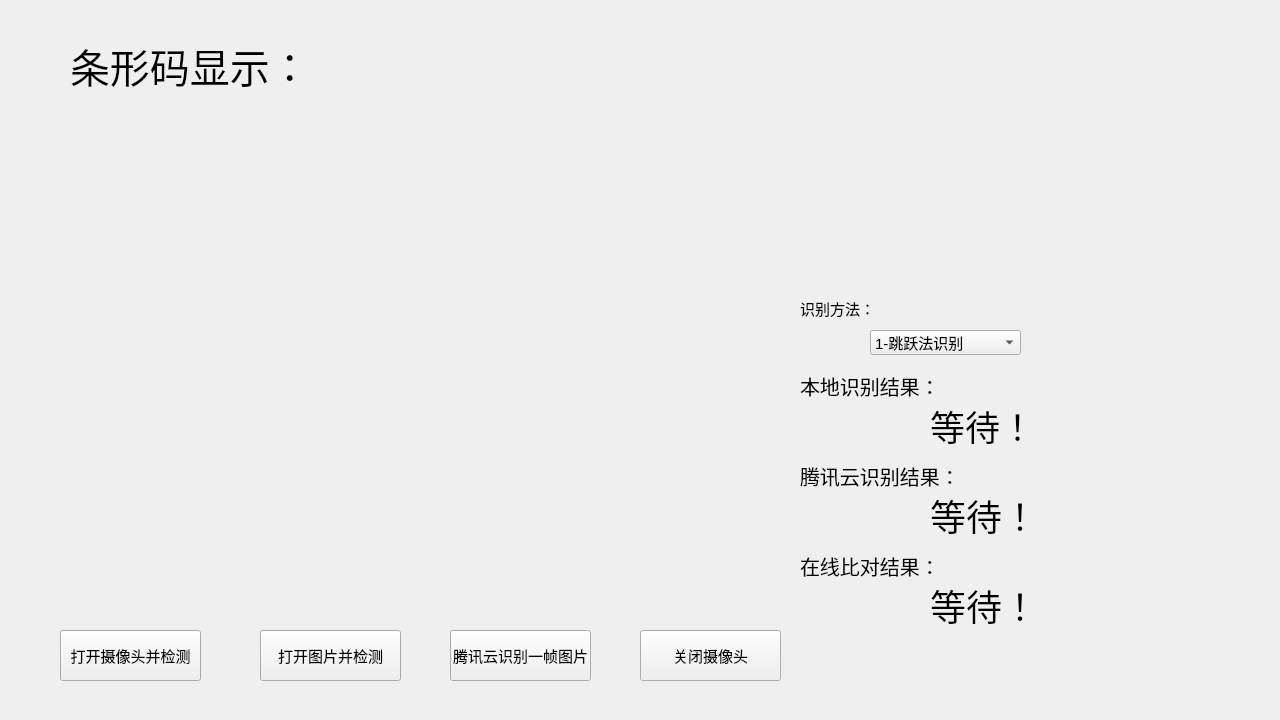
Qt form widget.ui (ModelQuantification/barCodeDetector) before a commit.
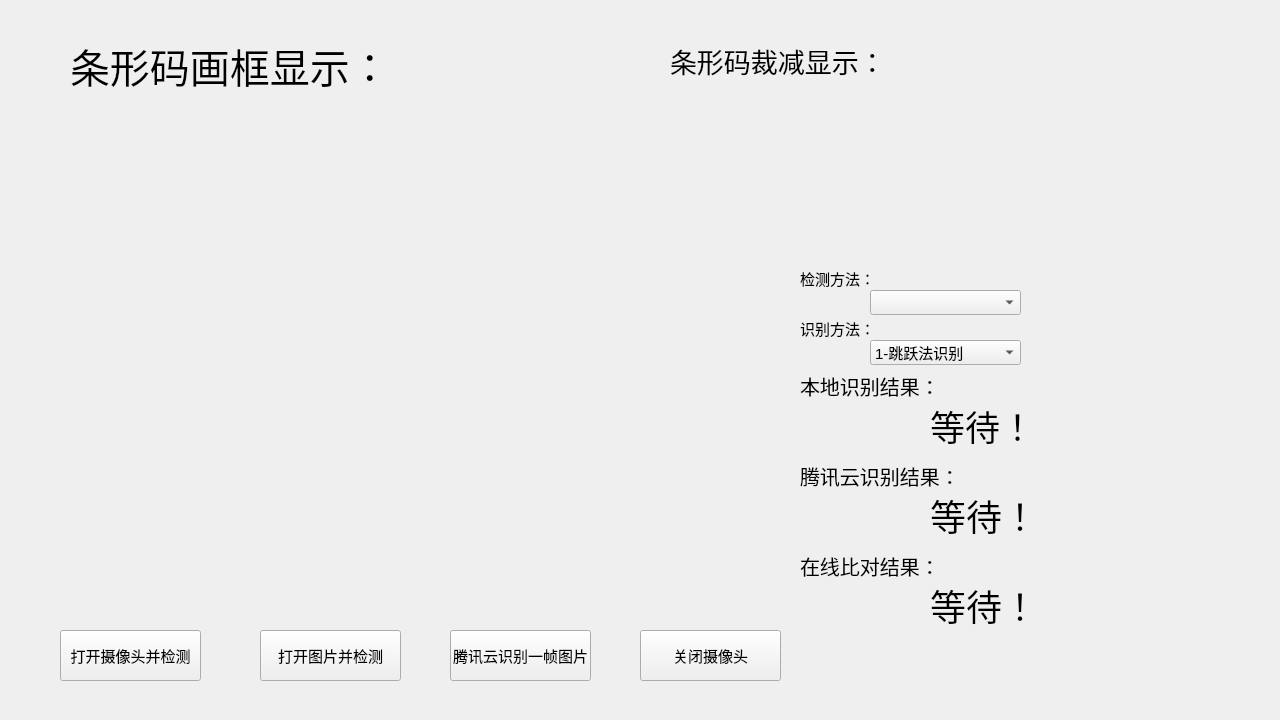
The same form after that commit.

Patch:
```diff
--- a/widget.ui
+++ b/widget.ui
@@ -105,7 +105,7 @@
    <property name="geometry">
     <rect>
      <x>870</x>
-     <y>330</y>
+     <y>340</y>
      <width>151</width>
      <height>25</height>
     </rect>
@@ -136,7 +136,7 @@
     </font>
    </property>
    <property name="text">
-    <string>条形码显示：</string>
+    <string>条形码画框显示：</string>
    </property>
   </widget>
   <widget class="QLabel" name="comment2">
@@ -215,7 +215,7 @@
    <property name="geometry">
     <rect>
      <x>800</x>
-     <y>300</y>
+     <y>320</y>
      <width>91</width>
      <height>17</height>
     </rect>
@@ -242,6 +242,60 @@
     <string>腾讯云识别结果：</string>
    </property>
   </widget>
+  <widget class="QLabel" name="cropImg">
+   <property name="geometry">
+    <rect>
+     <x>800</x>
+     <y>90</y>
+     <width>391</width>
+     <height>161</height>
+    </rect>
+   </property>
+   <property name="text">
+    <string/>
+   </property>
+  </widget>
+  <widget class="QLabel" name="comment6">
+   <property name="geometry">
+    <rect>
+     <x>800</x>
+     <y>270</y>
+     <width>91</width>
+     <height>17</height>
+    </rect>
+   </property>
+   <property name="text">
+    <string>检测方法：</string>
+   </property>
+  </widget>
+  <widget class="QComboBox" name="detectBox">
+   <property name="geometry">
+    <rect>
+     <x>870</x>
+     <y>290</y>
+     <width>151</width>
+     <height>25</height>
+    </rect>
+   </property>
+  </widget>
+  <widget class="QLabel" name="comment7">
+   <property name="geometry">
+    <rect>
+     <x>670</x>
+     <y>40</y>
+     <width>231</width>
+     <height>41</height>
+    </rect>
+   </property>
+   <property name="font">
+    <font>
+     <pointsize>20</pointsize>
+    </font>
+   </property>
+   <property name="text">
+    <string>条形码裁减显示：</string>
+   </property>
+  </widget>
  </widget>
  <resources/>
  <connections/>
```
